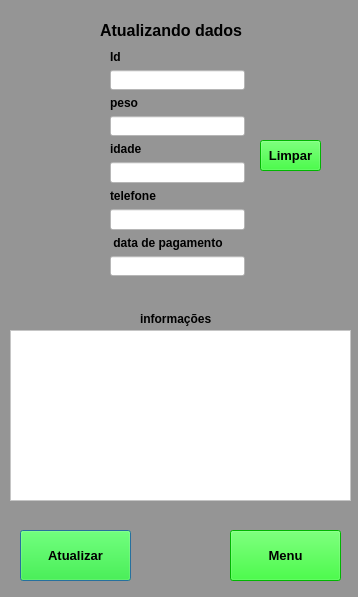
FearmasterATX/projeto_gym_helper, file tela_de_atualizacao.ui: the form before one commit.
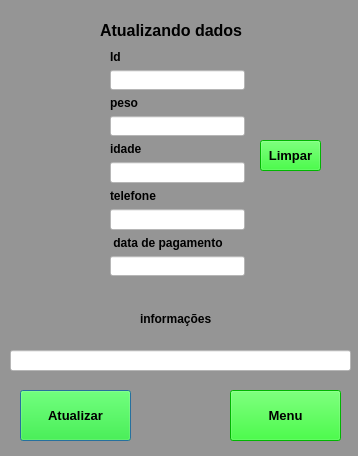
The form after the commit.

```diff
--- a/tela_de_atualizacao.ui
+++ b/tela_de_atualizacao.ui
@@ -7,7 +7,7 @@
     <x>0</x>
     <y>0</y>
     <width>358</width>
-    <height>597</height>
+    <height>456</height>
    </rect>
   </property>
   <property name="windowTitle">
@@ -40,7 +40,7 @@
    <property name="geometry">
     <rect>
      <x>20</x>
-     <y>530</y>
+     <y>390</y>
      <width>111</width>
      <height>51</height>
     </rect>
@@ -63,7 +63,7 @@
    <property name="geometry">
     <rect>
      <x>230</x>
-     <y>530</y>
+     <y>390</y>
      <width>111</width>
      <height>51</height>
     </rect>
@@ -105,19 +105,6 @@
     <string>Limpar</string>
    </property>
   </widget>
-  <widget class="QTextEdit" name="textinformcoesat">
-   <property name="geometry">
-    <rect>
-     <x>10</x>
-     <y>330</y>
-     <width>341</width>
-     <height>171</height>
-    </rect>
-   </property>
-   <property name="styleSheet">
-    <string notr="true">background-color: rgb(255, 255, 255);</string>
-   </property>
-  </widget>
   <widget class="QLabel" name="label_7">
    <property name="geometry">
     <rect>
@@ -138,7 +125,7 @@
     <string>informações </string>
    </property>
   </widget>
-  <widget class="QWidget" name="">
+  <widget class="QWidget" name="layoutWidget">
    <property name="geometry">
     <rect>
      <x>110</x>
@@ -255,6 +242,19 @@
     </item>
    </layout>
   </widget>
+  <widget class="QLineEdit" name="textboxat">
+   <property name="geometry">
+    <rect>
+     <x>10</x>
+     <y>350</y>
+     <width>341</width>
+     <height>21</height>
+    </rect>
+   </property>
+   <property name="styleSheet">
+    <string notr="true">background-color: rgb(255, 255, 255);</string>
+   </property>
+  </widget>
  </widget>
  <resources/>
  <connections>
```
